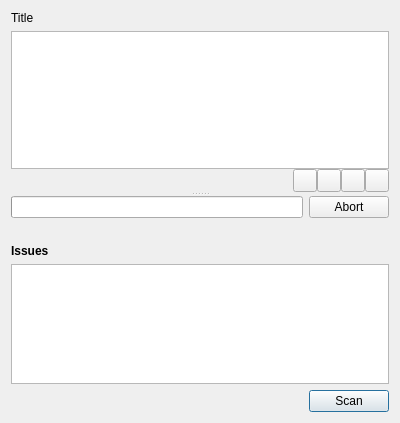
First picture: the form in src/ui/scanwidget.ui, repository dports/Qlam, before the edit.
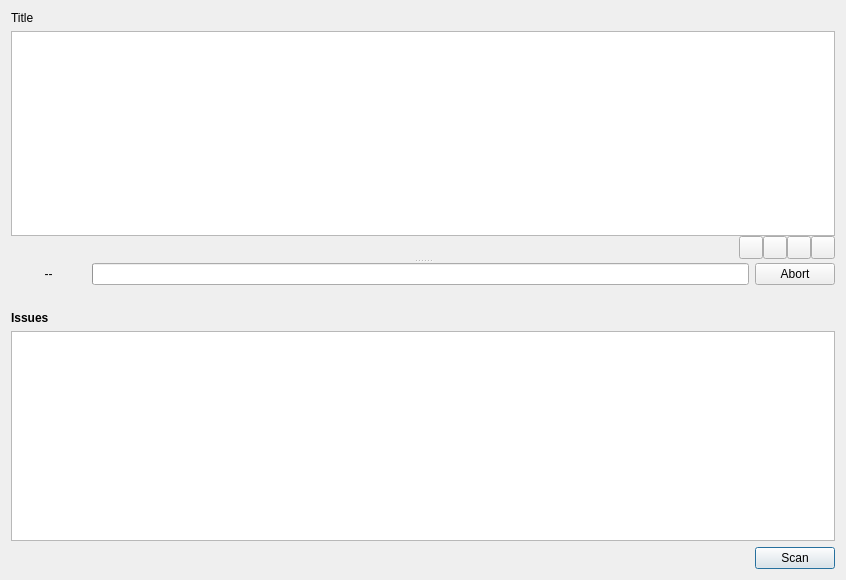
Second picture: the form after the edit. Icons and pictures are not drawn. Custom widgets are drawn as their Qt base class.

What changed in the file:
```diff
--- a/src/ui/scanwidget.ui
+++ b/src/ui/scanwidget.ui
@@ -6,8 +6,8 @@
    <rect>
     <x>0</x>
     <y>0</y>
-    <width>400</width>
-    <height>423</height>
+    <width>846</width>
+    <height>580</height>
    </rect>
   </property>
   <property name="windowTitle">
@@ -26,7 +26,7 @@
      <property name="orientation">
       <enum>Qt::Vertical</enum>
      </property>
-     <widget class="QWidget" name="">
+     <widget class="QWidget" name="layoutWidget">
       <layout class="QVBoxLayout" name="verticalLayout">
        <property name="spacing">
         <number>0</number>
@@ -123,10 +123,29 @@
        </item>
       </layout>
      </widget>
-     <widget class="QWidget" name="">
+     <widget class="QWidget" name="layoutWidget">
       <layout class="QVBoxLayout" name="verticalLayout_2">
        <item>
         <layout class="QHBoxLayout" name="horizontalLayout_2">
+         <item>
+          <widget class="QLabel" name="timer">
+           <property name="minimumSize">
+            <size>
+             <width>75</width>
+             <height>0</height>
+            </size>
+           </property>
+           <property name="text">
+            <string>--</string>
+           </property>
+           <property name="textFormat">
+            <enum>Qt::PlainText</enum>
+           </property>
+           <property name="alignment">
+            <set>Qt::AlignCenter</set>
+           </property>
+          </widget>
+         </item>
          <item>
           <widget class="QProgressBar" name="scanProgress"/>
          </item>
@@ -258,6 +277,13 @@
    </item>
   </layout>
  </widget>
+ <customwidgets>
+  <customwidget>
+   <class>Qlam::ElidingLabel</class>
+   <extends>QLabel</extends>
+   <header>src/elidinglabel.h</header>
+  </customwidget>
+ </customwidgets>
  <resources/>
  <connections/>
 </ui>
```
Left out of the diff: 28 changed lines with no effect on the pictures.
